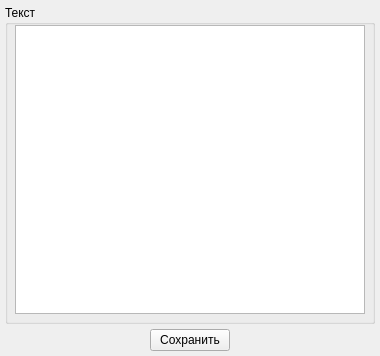
First picture: the form in phx-cnc-ui-mainform/src/CXEditPathFile.ui, repository superkulpa/phx-cnc-ui, before the edit.
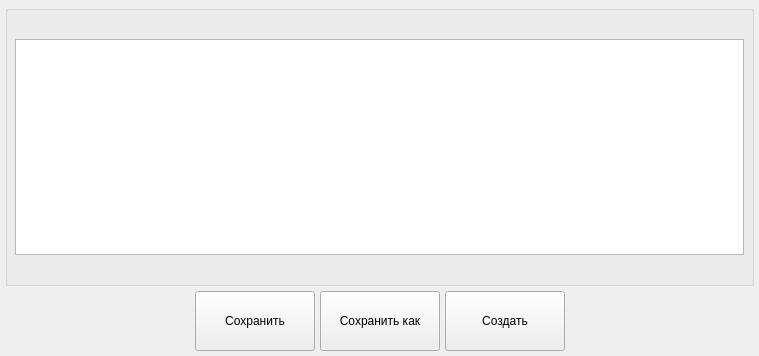
Second picture: the form after the edit.

```diff
--- a/phx-cnc-ui-mainform/src/CXEditPathFile.ui
+++ b/phx-cnc-ui-mainform/src/CXEditPathFile.ui
@@ -6,7 +6,7 @@
    <rect>
     <x>0</x>
     <y>0</y>
-    <width>380</width>
+    <width>759</width>
     <height>356</height>
    </rect>
   </property>
@@ -20,6 +20,42 @@
    <property name="spacing">
     <number>5</number>
    </property>
+   <item row="0" column="0" colspan="5">
+    <widget class="QGroupBox" name="groupBox_2">
+     <property name="title">
+      <string/>
+     </property>
+     <layout class="QVBoxLayout" name="verticalLayout_2">
+      <property name="spacing">
+       <number>7</number>
+      </property>
+      <property name="margin">
+       <number>7</number>
+      </property>
+      <item>
+       <widget class="QLabel" name="mTitleLabel">
+        <property name="text">
+         <string/>
+        </property>
+       </widget>
+      </item>
+      <item>
+       <widget class="QTextEdit" name="mTextEdit">
+        <property name="textInteractionFlags">
+         <set>Qt::TextEditorInteraction</set>
+        </property>
+       </widget>
+      </item>
+      <item>
+       <widget class="QLabel" name="mCurrentLineLabel">
+        <property name="text">
+         <string/>
+        </property>
+       </widget>
+      </item>
+     </layout>
+    </widget>
+   </item>
    <item row="1" column="0">
     <spacer name="horizontalSpacer">
      <property name="orientation">
@@ -35,12 +71,18 @@
    </item>
    <item row="1" column="1">
     <widget class="QPushButton" name="mSaveButton">
+     <property name="minimumSize">
+      <size>
+       <width>120</width>
+       <height>60</height>
+      </size>
+     </property>
      <property name="text">
       <string>Сохранить</string>
      </property>
     </widget>
    </item>
-   <item row="1" column="2">
+   <item row="1" column="4">
     <spacer name="horizontalSpacer_2">
      <property name="orientation">
       <enum>Qt::Horizontal</enum>
@@ -53,35 +95,30 @@
      </property>
     </spacer>
    </item>
-   <item row="0" column="0" colspan="3">
-    <widget class="QGroupBox" name="groupBox_2">
-     <property name="title">
-      <string>Текст</string>
+   <item row="1" column="2">
+    <widget class="QPushButton" name="mSaveAsButton">
+     <property name="minimumSize">
+      <size>
+       <width>120</width>
+       <height>60</height>
+      </size>
      </property>
-     <layout class="QVBoxLayout" name="verticalLayout_2">
-      <property name="spacing">
-       <number>7</number>
-      </property>
-      <property name="leftMargin">
-       <number>7</number>
-      </property>
-      <property name="topMargin">
-       <number>0</number>
-      </property>
-      <property name="rightMargin">
-       <number>7</number>
-      </property>
-      <property name="bottomMargin">
-       <number>7</number>
-      </property>
-      <item>
-       <widget class="QTextEdit" name="mTextEdit">
-        <property name="textInteractionFlags">
-         <set>Qt::TextEditorInteraction</set>
+     <property name="text">
+      <string>Сохранить как</string>
         </property>
        </widget>
       </item>
-     </layout>
+   <item row="1" column="3">
+    <widget class="QPushButton" name="mCreateButton">
+     <property name="minimumSize">
+      <size>
+       <width>120</width>
+       <height>60</height>
+      </size>
+     </property>
+     <property name="text">
+      <string>Создать</string>
+     </property>
     </widget>
    </item>
   </layout>
```
Lines whose indentation alone changed are shown as unchanged.
